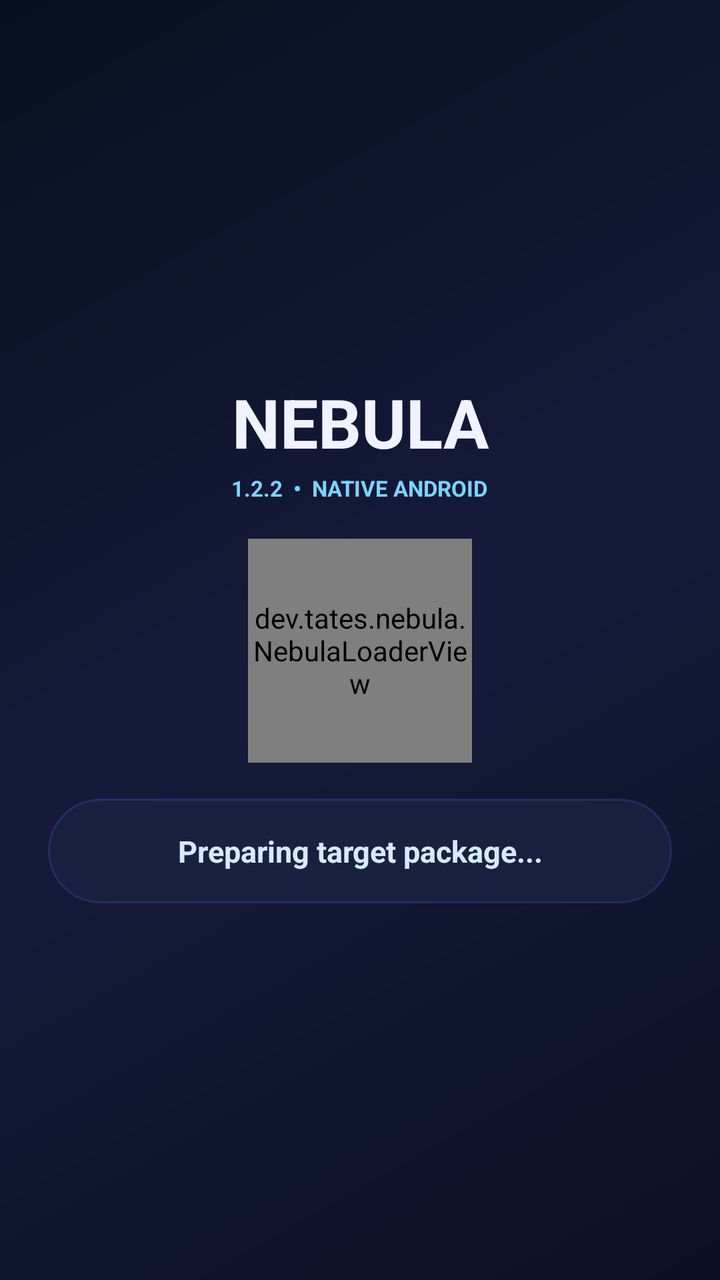
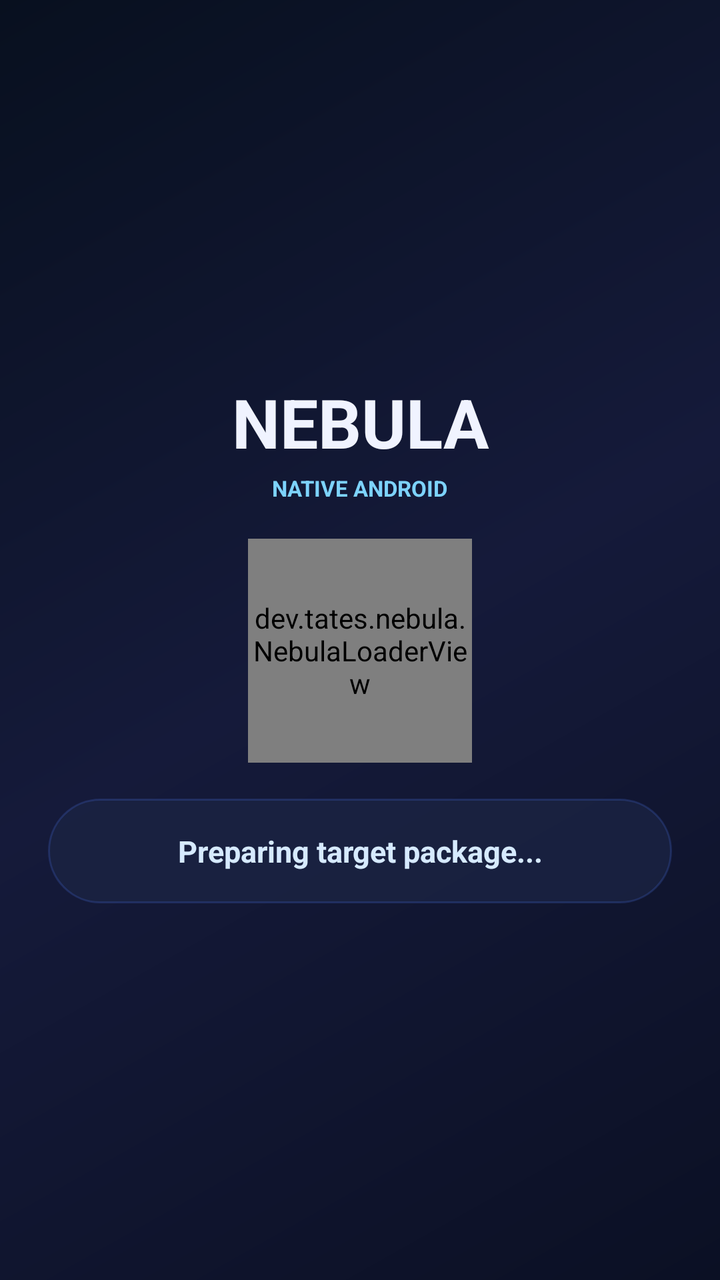

An Android layout rendered at two revisions. The XML below is the earlier revision; the diff shows what the commit changed to produce the second picture.
<!-- AndroidManifest.xml: activity theme NebulaTheme -->
<!-- res/layout/activity_bootstrap.xml -->
<?xml version="1.0" encoding="utf-8"?>

<LinearLayout xmlns:android="http://schemas.android.com/apk/res/android"
    xmlns:app="http://schemas.android.com/apk/res-auto"
    android:id="@+id/bootstrap_root"
    android:layout_width="match_parent"
    android:layout_height="match_parent"
    android:orientation="vertical"
    android:gravity="center"
    android:background="@drawable/bg_nebula_screen"
    android:padding="24dp">

    <TextView
        android:id="@+id/bootstrap_title"
        android:layout_width="match_parent"
        android:layout_height="wrap_content"
        android:gravity="center"
        android:text="NEBULA"
        android:textColor="#F0F3FF"
        android:textSize="34sp"
        android:textStyle="bold" />

    <TextView
        android:layout_width="wrap_content"
        android:layout_height="wrap_content"
        android:layout_marginTop="3dp"
        android:text="1.2.2  •  NATIVE ANDROID"
        android:textColor="#7DD3FC"
        android:textSize="11sp"
        android:textStyle="bold" />

    <dev.tates.nebula.NebulaLoaderView
        android:id="@+id/bootstrap_progress"
        android:layout_width="112dp"
        android:layout_height="112dp"
        android:layout_marginTop="18dp" />

    <TextView
        android:id="@+id/bootstrap_status"
        android:layout_width="match_parent"
        android:layout_height="wrap_content"
        android:layout_marginTop="18dp"
        android:background="@drawable/bg_nebula_card"
        android:gravity="center"
        android:padding="16dp"
        android:text="@string/bootstrap_status_preparing"
        android:textColor="#D6EAFF"
        android:textSize="15sp"
        android:textStyle="bold" />

    <ProgressBar
        android:id="@+id/bootstrap_download_progress"
        style="?android:attr/progressBarStyleHorizontal"
        android:layout_width="match_parent"
        android:layout_height="wrap_content"
        android:layout_marginTop="12dp"
        android:max="100"
        android:indeterminate="false"
        android:progress="0"
        android:visibility="gone" />

    <TextView
        android:id="@+id/bootstrap_progress_details"
        android:layout_width="match_parent"
        android:layout_height="wrap_content"
        android:layout_marginTop="6dp"
        android:gravity="center"
        android:textColor="#8790B9"
        android:textSize="12sp"
        android:visibility="gone" />

    <ScrollView
        android:id="@+id/bootstrap_log_container"
        android:layout_width="match_parent"
        android:layout_height="0dp"
        android:layout_weight="1"
        android:layout_marginTop="14dp"
        android:background="@drawable/bg_nebula_card"
        android:fillViewport="true"
        android:visibility="gone">

        <TextView
            android:id="@+id/bootstrap_log"
            android:layout_width="match_parent"
            android:layout_height="wrap_content"
            android:padding="14dp"
            android:textColor="#B9F6FF"
            android:textIsSelectable="true"
            android:textSize="10sp"
            android:typeface="monospace" />
    </ScrollView>

</LinearLayout>
<!-- resources referenced by this layout -->
<resources>
  <!-- drawable bg_nebula_card (drawable) -->
  <?xml version="1.0" encoding="utf-8"?>
  <shape xmlns:android="http://schemas.android.com/apk/res/android">
      <solid android:color="#CC1B2443" />
      <stroke
          android:width="1dp"
          android:color="#334F7CFF" />
      <corners android:radius="26dp" />
  </shape>
  <!-- drawable bg_nebula_screen (drawable) -->
  <?xml version="1.0" encoding="utf-8"?>
  <shape xmlns:android="http://schemas.android.com/apk/res/android">
      <gradient
          android:angle="135"
          android:startColor="#0B1024"
          android:centerColor="#151A3A"
          android:endColor="#08101F" />
  </shape>
  <string name="bootstrap_status_preparing">Preparing target package...</string>
  <style name="NebulaTheme" parent="android:Theme.Holo.NoActionBar">
      <item name="android:windowBackground">@drawable/bg_nebula_screen</item>
      <item name="android:windowIsTranslucent">false</item>
      <item name="android:fontFamily">sans</item>
      <item name="android:alertDialogTheme">@style/NebulaAlertDialogTheme</item>
      <item name="android:alertDialogStyle">@style/NebulaAlertDialogStyle</item>
  </style>
  <style name="NebulaAlertDialogTheme" parent="android:style/Theme.Material.Dialog.Alert">
      <item name="android:windowBackground">@android:color/transparent</item>
      <item name="android:windowIsTranslucent">true</item>
      <item name="android:backgroundDimEnabled">true</item>
      <item name="android:colorAccent">#63E6FF</item>
      <item name="android:textColorPrimary">#F0F3FF</item>
      <item name="android:textColorSecondary">#AAB4E8</item>
      <item name="android:fontFamily">sans</item>
      <item name="android:windowMinWidthMajor">65%</item>
      <item name="android:windowMinWidthMinor">88%</item>
      <item name="android:alertDialogStyle">@style/NebulaAlertDialogStyle</item>
  </style>
  <style name="NebulaAlertDialogStyle">
      <item name="android:background">@drawable/bg_nebula_dialog</item>
  </style>
  <!-- drawable bg_nebula_dialog (drawable) -->
  <?xml version="1.0" encoding="utf-8"?>
  <inset xmlns:android="http://schemas.android.com/apk/res/android"
      android:insetLeft="8dp"
      android:insetTop="8dp"
      android:insetRight="8dp"
      android:insetBottom="8dp">
      <shape>
          <corners android:radius="28dp" />
          <gradient
              android:angle="135"
              android:startColor="#F21A2342"
              android:endColor="#F20B1228" />
          <stroke
              android:width="1dp"
              android:color="#665B7CFF" />
          <padding
              android:left="8dp"
              android:top="8dp"
              android:right="8dp"
              android:bottom="8dp" />
      </shape>
  </inset>
</resources>

<!-- the commit's change to res/layout/activity_bootstrap.xml (unified diff, before → after) -->
@@ -1,5 +1,4 @@
 <?xml version="1.0" encoding="utf-8"?>
-
 <LinearLayout xmlns:android="http://schemas.android.com/apk/res/android"
     xmlns:app="http://schemas.android.com/apk/res-auto"
     android:id="@+id/bootstrap_root"
@@ -21,10 +20,11 @@
         android:textStyle="bold" />
 
     <TextView
+        android:id="@+id/bootstrap_version"
         android:layout_width="wrap_content"
         android:layout_height="wrap_content"
         android:layout_marginTop="3dp"
-        android:text="1.2.2  •  NATIVE ANDROID"
+        android:text="NATIVE ANDROID"
         android:textColor="#7DD3FC"
         android:textSize="11sp"
         android:textStyle="bold" />
